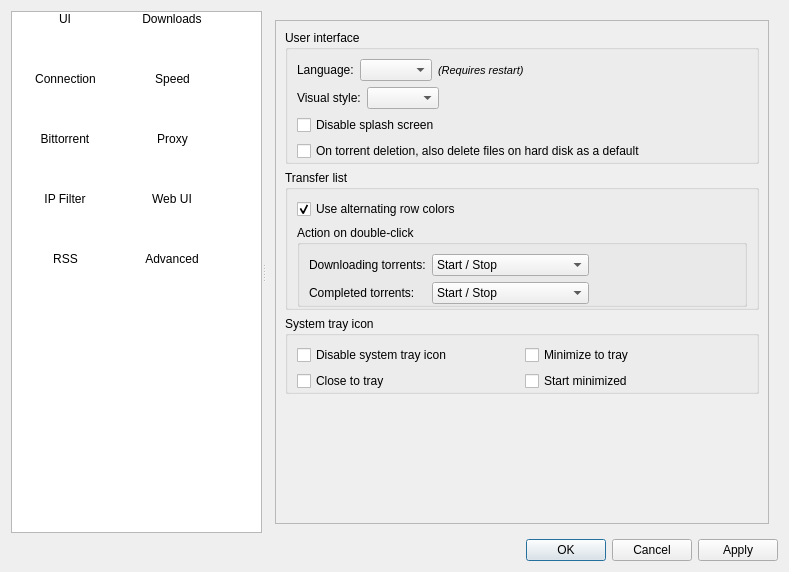
First picture: the form in src/ui/options.ui, repository SysAdminDoc/qBittorrent-Vanced, before the edit.
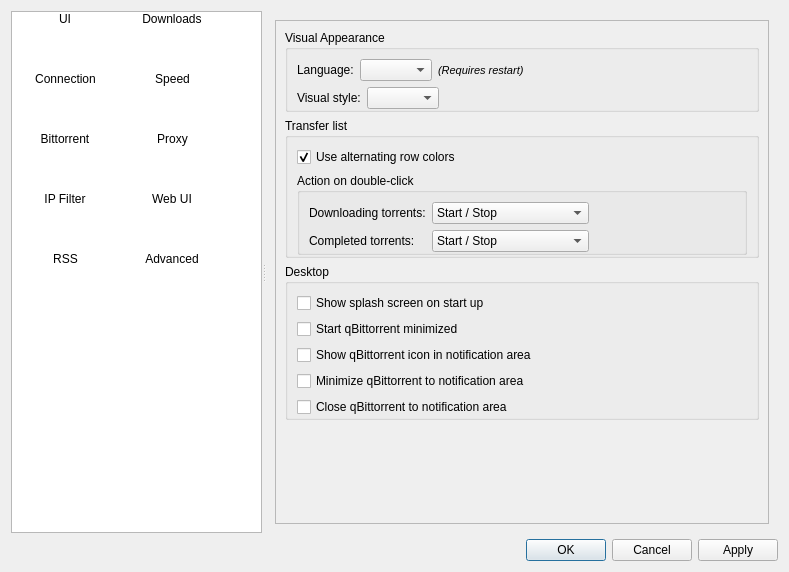
Second picture: the form after the edit. Icons and pictures are not drawn.

Commit message: Still simplifying program options

What changed in the file:
```diff
--- a/src/ui/options.ui
+++ b/src/ui/options.ui
@@ -240,16 +240,16 @@
            <property name="geometry">
             <rect>
              <x>0</x>
-             <y>0</y>
-             <width>524</width>
-             <height>406</height>
+             <y>-24</y>
+             <width>506</width>
+             <height>430</height>
             </rect>
            </property>
            <layout class="QVBoxLayout" name="verticalLayout_9">
             <item>
              <widget class="QGroupBox" name="UISettingsBox">
               <property name="title">
-               <string>User interface</string>
+               <string>Visual Appearance</string>
               </property>
               <layout class="QVBoxLayout" name="verticalLayout_8">
                <property name="bottomMargin">
@@ -338,20 +338,6 @@
                  </item>
                 </layout>
                </item>
-               <item>
-                <widget class="QCheckBox" name="checkNoSplash">
-                 <property name="text">
-                  <string>Disable splash screen</string>
-                 </property>
-                </widget>
-               </item>
-               <item>
-                <widget class="QCheckBox" name="checkDeleteTorrentFiles">
-                 <property name="text">
-                  <string>On torrent deletion, also delete files on hard disk as a default</string>
-                 </property>
-                </widget>
-               </item>
               </layout>
              </widget>
             </item>
@@ -475,40 +461,47 @@
             <item>
              <widget class="QGroupBox" name="systrayBox">
               <property name="title">
-               <string>System tray icon</string>
+               <string>Desktop</string>
               </property>
-              <layout class="QGridLayout" name="gridLayout_2">
+              <layout class="QVBoxLayout" name="verticalLayout_12">
                <property name="bottomMargin">
                 <number>0</number>
                </property>
-               <item row="0" column="0">
-                <widget class="QCheckBox" name="checkNoSystray">
+               <item>
+                <widget class="QCheckBox" name="checkShowSplash">
                  <property name="text">
-                  <string>Disable system tray icon</string>
+                  <string>Show splash screen on start up</string>
                  </property>
                 </widget>
                </item>
-               <item row="0" column="1">
+               <item>
+                <widget class="QCheckBox" name="checkStartMinimized">
+                 <property name="text">
+                  <string>Start qBittorrent minimized</string>
+                 </property>
+                </widget>
+               </item>
+               <item>
+                <widget class="QCheckBox" name="checkShowSystray">
+                 <property name="text">
+                  <string>Show qBittorrent icon in notification area</string>
+                 </property>
+                </widget>
+               </item>
+               <item>
                 <widget class="QCheckBox" name="checkMinimizeToSysTray">
                  <property name="text">
-                  <string>Minimize to tray</string>
+                  <string>Minimize qBittorrent to notification area</string>
                  </property>
                  <property name="checked">
                   <bool>false</bool>
                  </property>
                 </widget>
                </item>
-               <item row="1" column="0">
+               <item>
                 <widget class="QCheckBox" name="checkCloseToSystray">
                  <property name="text">
-                  <string comment="i.e: The systray tray icon will still be visible when closing the main window.">Close to tray</string>
-                 </property>
-                </widget>
-               </item>
-               <item row="1" column="1">
-                <widget class="QCheckBox" name="checkStartMinimized">
-                 <property name="text">
-                  <string>Start minimized</string>
+                  <string comment="i.e: The systray tray icon will still be visible when closing the main window.">Close qBittorrent to notification area</string>
                  </property>
                 </widget>
                </item>
```
Left out of the diff: 2 changed lines with no effect on the pictures. The commit also changes 3 other files.
